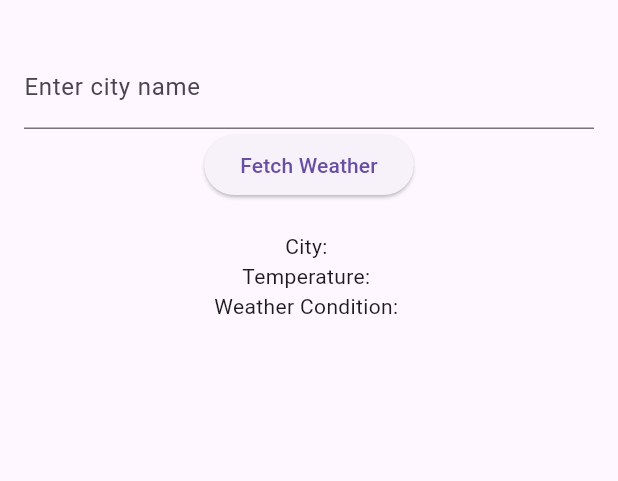
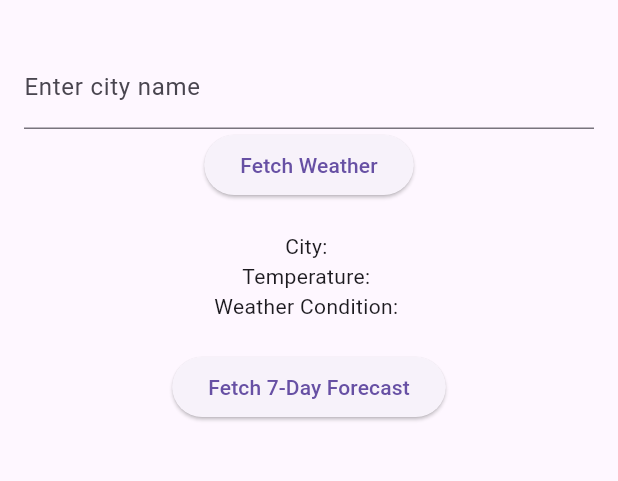
Before and after one commit to Meskerem15/Simple-Weather-Info-App, a Flutter app: the screen it shows after launch, on a phone screen of 412 x 824 dp, the part 63-544 px from its top. Run offline on Flutter 3.47's test engine with Material 3 defaults, Android fonts, the phone set to English and light mode, and no system bars.

Commit message:
Implemented 7-day weather forecast feature

```diff
--- a/weather_info_app/lib/main.dart
+++ b/weather_info_app/lib/main.dart
@@ -29,8 +29,9 @@ class _WeatherInfoState extends State<WeatherInfo> {
   String _cityName = '';
   String _temperature = '';
   String _weatherCondition = '';
+  List<String> _forecast = List.filled(7, ''); // For 7-day forecast
 
-  // Correctly place the fetchWeather method
+  // Fetch current weather for the city
   void fetchWeather() {
     setState(() {
       _cityName = _cityController.text;
@@ -38,6 +39,20 @@ class _WeatherInfoState extends State<WeatherInfo> {
       // Generate random temperature and weather condition
       _temperature = '${Random().nextInt(70) + 30}°C'; // Random between 30°C and 100°C
       _weatherCondition = ['Sunny', 'Cloudy', 'Rainy'][Random().nextInt(3)];
+    });
+  }
+
+  // Fetch 7-day weather forecast
+  void fetch7DayForecast() {
+    setState(() {
+      _cityName = _cityController.text;
+
+      // Generate random forecast data for the next 7 days
+      _forecast = List.generate(7, (index) {
+        String temp = '${Random().nextInt(70) + 30}°C'; // Random between 30°C and 100°C
+        String condition = ['Sunny', 'Cloudy', 'Rainy'][Random().nextInt(3)];
+        return 'Day ${index + 1}: $temp, $condition';
+      });
     });
   }
 
@@ -59,6 +74,26 @@ class _WeatherInfoState extends State<WeatherInfo> {
           Text('City: $_cityName'),
           Text('Temperature: $_temperature'),
           Text('Weather Condition: $_weatherCondition'),
+          SizedBox(height: 20),
+
+          // Button for fetching 7-day weather forecast
+          ElevatedButton(
+            onPressed: fetch7DayForecast,
+            child: Text('Fetch 7-Day Forecast'),
+          ),
+          SizedBox(height: 20),
+
+          // Displaying the 7-day forecast
+          Expanded(
+            child: ListView.builder(
+              itemCount: _forecast.length,
+              itemBuilder: (context, index) {
+                return ListTile(
+                  title: Text(_forecast[index]),
+                );
+              },
+            ),
+          ),
         ],
       ),
     );
```
